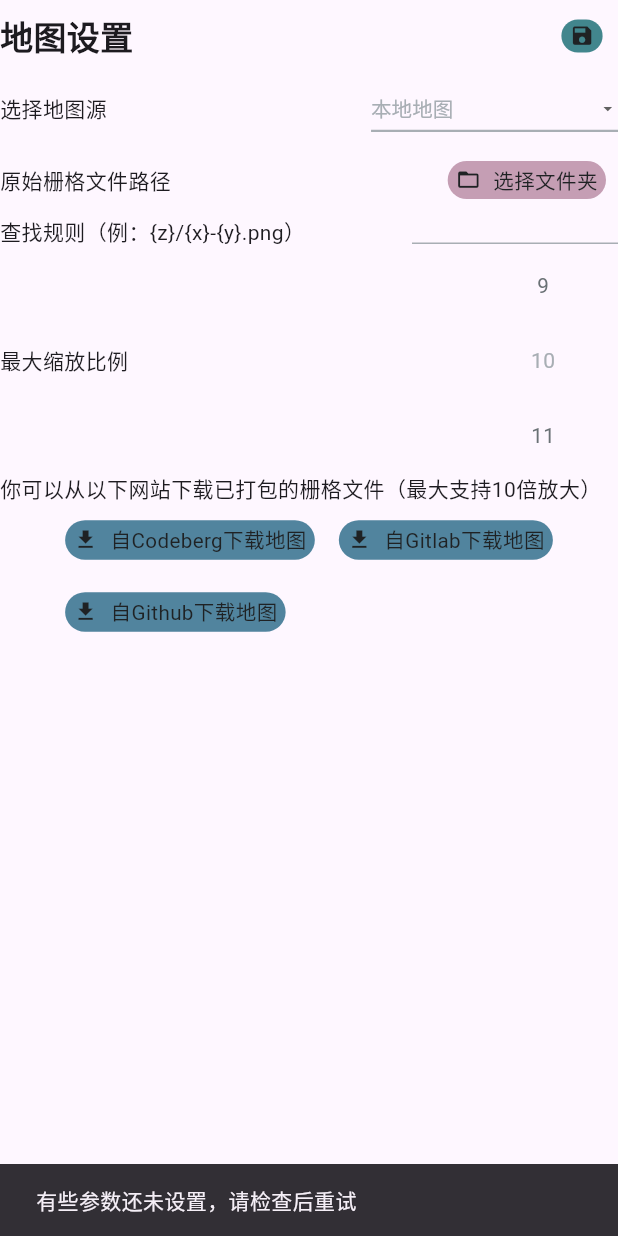
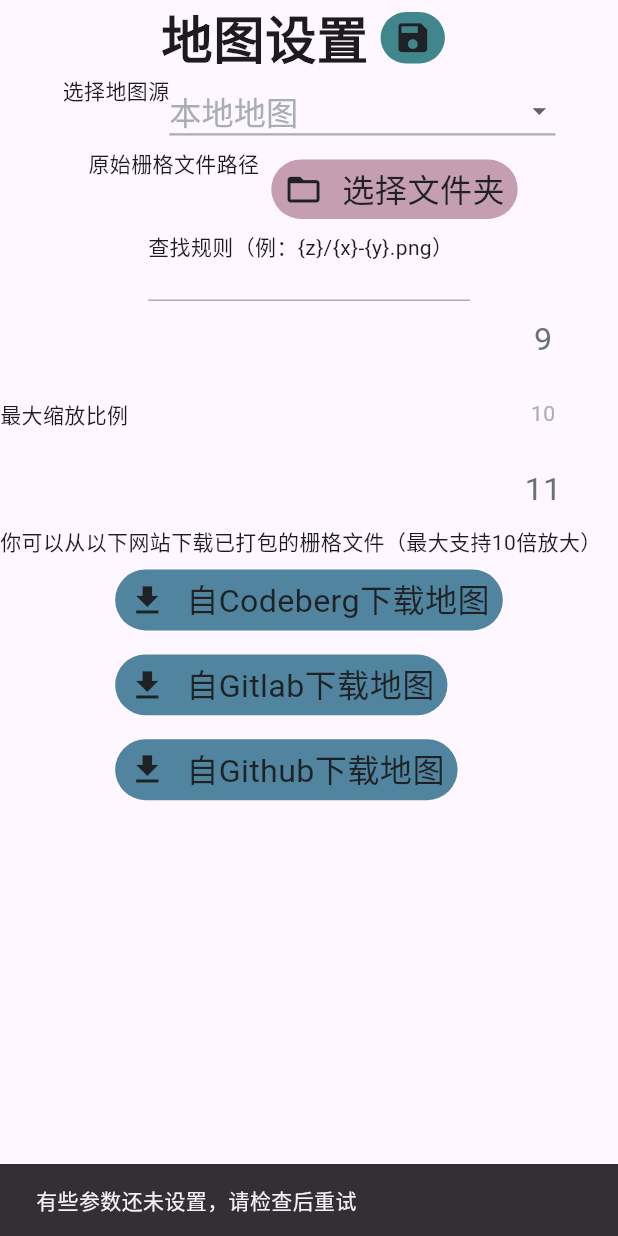
Before and after one commit to xiaoshihou514/jiyi, a Flutter app: the MapSettings widget shown alone on an empty page, opened directly with empty values, after a tap on the "save" icon, on a phone screen of 412 x 824 dp. Run offline on Flutter 3.47's test engine with Material 3 defaults, Android fonts, the light colour scheme and no system bars; drawn by our look-alikes of numberpicker; our stand-ins replace dio, file_picker, flutter_animate, flutter_map, flutter_screenutil, flutter_secure_storage and 3 more; missing offline and left inert: flutter_map_cache, flutter_recorder, http_cache_file_store, pointycastle, wav; accounts and stored records are empty; Roboto replaces fonts that are missing (朱雀仿宋).

Commit message:
feat: adapt settings page for android

```diff
--- a/lib/pages/home/settings.dart
+++ b/lib/pages/home/settings.dart
@@ -2,6 +2,7 @@ import 'dart:io';
 
 import 'package:file_picker/file_picker.dart';
 import 'package:flutter/material.dart';
+import 'package:flutter_screenutil/flutter_screenutil.dart';
 import 'package:jiyi/components/download.dart';
 import 'package:numberpicker/numberpicker.dart';
 import 'package:path/path.dart' as path;
@@ -9,9 +10,22 @@ import 'package:permission_handler/permission_handler.dart';
 
 import 'package:jiyi/l10n/localizations.dart';
 import 'package:jiyi/pages/default_colors.dart';
-import 'package:jiyi/utils/em.dart';
 import 'package:jiyi/utils/map_setting.dart';
 import 'package:jiyi/utils/secure_storage.dart' as ss;
+
+extension on num {
+  double get em => (ScreenUtil().screenWidth > ScreenUtil().screenHeight)
+      ? sh / 128
+      : sw / 96;
+}
+
+bool isMobile = ScreenUtil().screenWidth < ScreenUtil().screenHeight;
+Widget _smartCol({required List<Widget> children}) => isMobile
+    ? Wrap(children: children)
+    : Row(
+        mainAxisAlignment: MainAxisAlignment.spaceBetween,
+        children: children,
+      );
 
 class Settings extends StatelessWidget {
   const Settings({super.key});
@@ -61,9 +75,8 @@ class Settings extends StatelessWidget {
     ),
   );
 
-  Row _buildDangerSetting(String desc, String btn, void Function() action) {
-    return Row(
-      mainAxisAlignment: MainAxisAlignment.spaceBetween,
+  Widget _buildDangerSetting(String desc, String btn, void Function() action) {
+    return _smartCol(
       children: [
         Text.rich(TextSpan(text: desc)),
         TextButton(
@@ -166,8 +179,7 @@ class _MapSettingsState extends State<MapSettings> {
   Widget build(BuildContext context) {
     return Column(
       children: [
-        Row(
-          mainAxisAlignment: MainAxisAlignment.spaceBetween,
+        _smartCol(
           children: [
             Text.rich(
               TextSpan(
@@ -177,11 +189,12 @@ class _MapSettingsState extends State<MapSettings> {
             ),
             IconButton(
               onPressed: () async {
+                _setting.pattern = _localPatternController.text;
                 if (!_setting.isLocal ||
-                    ((_setting.path?.isNotEmpty ?? false) &&
-                        (_setting.pattern?.isNotEmpty ?? false))) {
+                    ((_setting.path ?? "").isNotEmpty &&
+                        (_setting.pattern ?? "").isNotEmpty)) {
                   _setting.urlFmt = _setting.isLocal
-                      ? path.join(_setting.path!, _localPatternController.text)
+                      ? path.join(_setting.path!, _setting.pattern!)
                       : _setting.urlFmt;
                   await ss.write(
                     key: ss.MAP_SETTINGS,
@@ -216,8 +229,7 @@ class _MapSettingsState extends State<MapSettings> {
             ),
           ],
         ),
-        Row(
-          mainAxisAlignment: MainAxisAlignment.spaceBetween,
+        _smartCol(
           children: [
             Text.rich(TextSpan(text: l.settings_map_provider)),
             DropdownButton(
@@ -262,10 +274,7 @@ class _MapSettingsState extends State<MapSettings> {
         else
           Container(),
 
-        Row(
-          mainAxisAlignment: MainAxisAlignment.spaceBetween,
-          children: [Container()],
-        ),
+        Wrap(children: [Container()]),
       ],
     );
   }
@@ -277,8 +286,7 @@ class _MapSettingsState extends State<MapSettings> {
   Widget _localProviderSettings() {
     return Column(
       children: [
-        Row(
-          mainAxisAlignment: MainAxisAlignment.spaceBetween,
+        _smartCol(
           children: [
             Text(l.settings_map_loc_path),
             _buildRichButton(
@@ -307,8 +315,7 @@ class _MapSettingsState extends State<MapSettings> {
             ),
           ],
         ),
-        Row(
-          mainAxisAlignment: MainAxisAlignment.spaceBetween,
+        _smartCol(
           children: [
             Text(l.settings_map_loc_pattern),
             SizedBox(
@@ -323,10 +330,15 @@ class _MapSettingsState extends State<MapSettings> {
                 ),
                 child: TextField(
                   controller: _localPatternController,
-                  style: TextStyle(color: DefaultColors.fg, fontSize: 3.em),
+                  style: TextStyle(
+                    color: DefaultColors.fg,
+                    fontSize: isMobile ? 4.em : 3.em,
+                  ),
                   cursorColor: DefaultColors.shade_6,
                   decoration: InputDecoration(
-                    contentPadding: EdgeInsets.symmetric(vertical: 1.em),
+                    contentPadding: isMobile
+                        ? null
+                        : EdgeInsets.symmetric(vertical: 1.em),
                     enabledBorder: UnderlineInputBorder(
                       borderSide: BorderSide(color: DefaultColors.fg),
                     ),
@@ -358,10 +370,7 @@ class _MapSettingsState extends State<MapSettings> {
             ),
           ],
         ),
-        Row(
-          mainAxisAlignment: MainAxisAlignment.spaceBetween,
-          children: [Text(l.settings_map_pull_desc), Container()],
-        ),
+        Wrap(children: [Text(l.settings_map_pull_desc), Container()]),
         Wrap(
           children: [
             _buildRichButton(
@@ -439,7 +448,7 @@ class _MapSettingsState extends State<MapSettings> {
         child: Padding(
           padding: EdgeInsets.symmetric(horizontal: 2.em, vertical: 1.em),
           child: Row(
-            mainAxisAlignment: MainAxisAlignment.center,
+            crossAxisAlignment: CrossAxisAlignment.center,
             mainAxisSize: MainAxisSize.min,
             spacing: 3.em,
             children: [
@@ -511,7 +520,7 @@ class _MapSettingsState extends State<MapSettings> {
   }
 
   void _download(String prefix) {
-    if (_setting.path?.isNotEmpty ?? false) {
+    if ((_setting.path ?? "").isNotEmpty) {
       showDownloadDialog(context, prefix, _setting.path!, _setting.maxZoom);
     } else if (context.mounted) {
       ScaffoldMessenger.of(
```
Also changed, not shown: lib/components/download.dart (+20 -21 lines), lib/pages/record.dart (+5 -8 lines), pubspec.yaml (+8 -5 lines), pubspec.lock, 4 other files.
